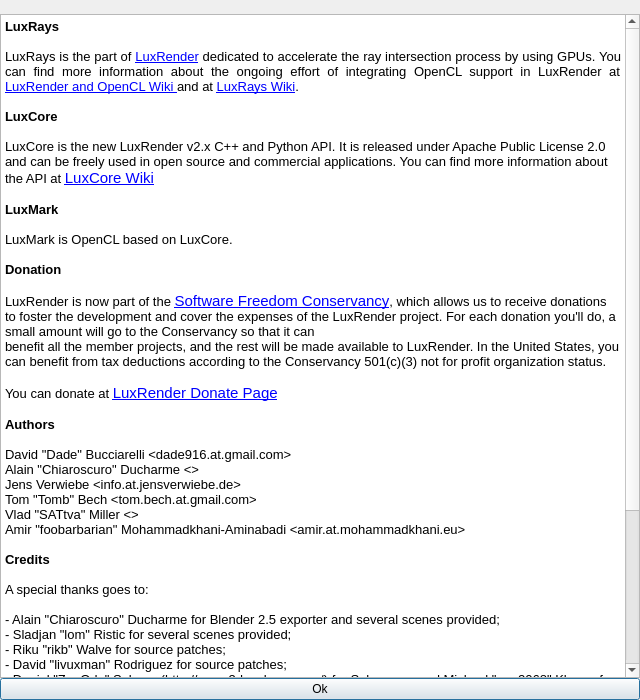
The window that src/aboutdialog.ui (LuxCoreRender/LuxMark) describes before a commit, drawn with Qt 5.
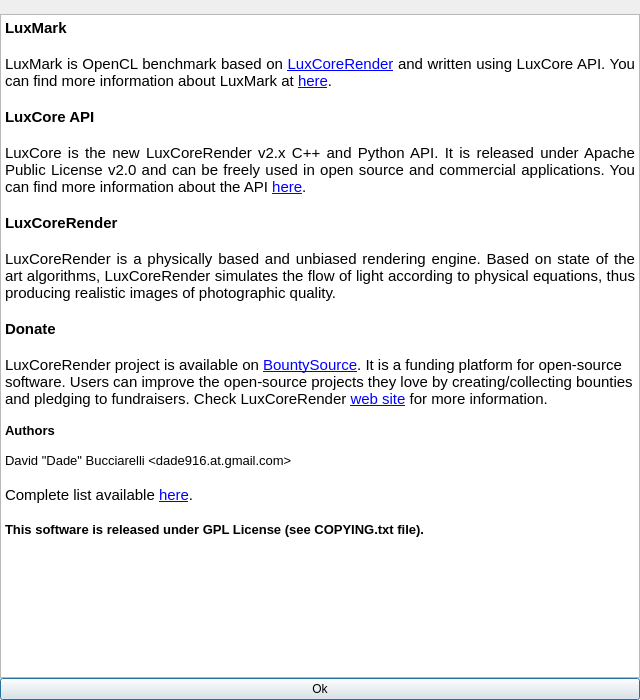
The same window after the commit. Icons and pictures are not drawn.

Commit message: Updated README.txt and About dialog

The edit to the form file:
```diff
--- a/src/aboutdialog.ui
+++ b/src/aboutdialog.ui
@@ -68,52 +68,28 @@
 &lt;html&gt;&lt;head&gt;&lt;meta name=&quot;qrichtext&quot; content=&quot;1&quot; /&gt;&lt;style type=&quot;text/css&quot;&gt;
 p, li { white-space: pre-wrap; }
 &lt;/style&gt;&lt;/head&gt;&lt;body style=&quot; font-family:'Ubuntu'; font-size:11pt; font-weight:400; font-style:normal;&quot;&gt;
-&lt;p style=&quot; margin-top:0px; margin-bottom:0px; margin-left:0px; margin-right:0px; -qt-block-indent:0; text-indent:0px;&quot;&gt;&lt;span style=&quot; font-family:'Sans'; font-size:10pt; font-weight:600;&quot;&gt;LuxRays&lt;/span&gt;&lt;/p&gt;
-&lt;p style=&quot;-qt-paragraph-type:empty; margin-top:0px; margin-bottom:0px; margin-left:0px; margin-right:0px; -qt-block-indent:0; text-indent:0px; font-family:'Sans'; font-size:10pt;&quot;&gt;&lt;br /&gt;&lt;/p&gt;
-&lt;p align=&quot;justify&quot; style=&quot; margin-top:0px; margin-bottom:0px; margin-left:0px; margin-right:0px; -qt-block-indent:0; text-indent:0px;&quot;&gt;&lt;span style=&quot; font-family:'Sans'; font-size:10pt;&quot;&gt;LuxRays is the part of &lt;/span&gt;&lt;a href=&quot;http://www.luxrender.net&quot;&gt;&lt;span style=&quot; font-family:'Sans'; font-size:10pt; text-decoration: underline; color:#0000ff;&quot;&gt;LuxRender&lt;/span&gt;&lt;/a&gt;&lt;span style=&quot; font-family:'Sans'; font-size:10pt;&quot;&gt; dedicated to accelerate the ray intersection process by using GPUs. You can find more information about the ongoing effort of integrating OpenCL support in LuxRender at &lt;/span&gt;&lt;a href=&quot;http://www.luxrender.net/wiki/index.php?title=Luxrender_and_OpenCL&quot;&gt;&lt;span style=&quot; font-family:'Sans'; font-size:10pt; text-decoration: underline; color:#0000ff;&quot;&gt;LuxRender and OpenCL Wiki &lt;/span&gt;&lt;/a&gt;&lt;span style=&quot; font-family:'Sans'; font-size:10pt;&quot;&gt;and at &lt;/span&gt;&lt;a href=&quot;http://www.luxrender.net/wiki/index.php?title=LuxRays&quot;&gt;&lt;span style=&quot; font-family:'Sans'; font-size:10pt; text-decoration: underline; color:#0000ff;&quot;&gt;LuxRays Wiki&lt;/span&gt;&lt;/a&gt;&lt;span style=&quot; font-family:'Sans'; font-size:10pt;&quot;&gt;.&lt;/span&gt;&lt;/p&gt;
-&lt;p align=&quot;justify&quot; style=&quot;-qt-paragraph-type:empty; margin-top:0px; margin-bottom:0px; margin-left:0px; margin-right:0px; -qt-block-indent:0; text-indent:0px; font-family:'Sans'; font-size:10pt;&quot;&gt;&lt;br /&gt;&lt;/p&gt;
-&lt;p style=&quot; margin-top:0px; margin-bottom:0px; margin-left:0px; margin-right:0px; -qt-block-indent:0; text-indent:0px;&quot;&gt;&lt;span style=&quot; font-family:'Sans'; font-size:10pt; font-weight:600;&quot;&gt;LuxCore&lt;/span&gt;&lt;/p&gt;
-&lt;p style=&quot;-qt-paragraph-type:empty; margin-top:0px; margin-bottom:0px; margin-left:0px; margin-right:0px; -qt-block-indent:0; text-indent:0px; font-family:'Sans'; font-size:10pt;&quot;&gt;&lt;br /&gt;&lt;/p&gt;
-&lt;p style=&quot; margin-top:0px; margin-bottom:0px; margin-left:0px; margin-right:0px; -qt-block-indent:0; text-indent:0px;&quot;&gt;&lt;span style=&quot; font-family:'Sans'; font-size:10pt;&quot;&gt;LuxCore is the new LuxRender v2.x C++ and Python API. It is released under Apache Public License 2.0 and can be freely used in open source and commercial applications. You can find more information about the API at &lt;/span&gt;&lt;a href=&quot;http://www.luxrender.net/wiki/LuxCore&quot;&gt;&lt;span style=&quot; text-decoration: underline; color:#0000ff;&quot;&gt;LuxCore Wiki&lt;/span&gt;&lt;/a&gt;&lt;/p&gt;
-&lt;p align=&quot;justify&quot; style=&quot;-qt-paragraph-type:empty; margin-top:0px; margin-bottom:0px; margin-left:0px; margin-right:0px; -qt-block-indent:0; text-indent:0px; font-family:'Sans'; font-size:10pt;&quot;&gt;&lt;br /&gt;&lt;/p&gt;
-&lt;p align=&quot;justify&quot; style=&quot; margin-top:0px; margin-bottom:0px; margin-left:0px; margin-right:0px; -qt-block-indent:0; text-indent:0px;&quot;&gt;&lt;span style=&quot; font-family:'Sans'; font-size:10pt; font-weight:600;&quot;&gt;LuxMark&lt;/span&gt;&lt;/p&gt;
-&lt;p align=&quot;justify&quot; style=&quot;-qt-paragraph-type:empty; margin-top:0px; margin-bottom:0px; margin-left:0px; margin-right:0px; -qt-block-indent:0; text-indent:0px; font-family:'Sans'; font-size:10pt;&quot;&gt;&lt;br /&gt;&lt;/p&gt;
-&lt;p align=&quot;justify&quot; style=&quot; margin-top:0px; margin-bottom:0px; margin-left:0px; margin-right:0px; -qt-block-indent:0; text-indent:0px;&quot;&gt;&lt;span style=&quot; font-family:'Sans'; font-size:10pt;&quot;&gt;LuxMark is OpenCL based on LuxCore.&lt;/span&gt;&lt;/p&gt;
-&lt;p align=&quot;justify&quot; style=&quot;-qt-paragraph-type:empty; margin-top:0px; margin-bottom:0px; margin-left:0px; margin-right:0px; -qt-block-indent:0; text-indent:0px; font-family:'Sans'; font-size:10pt;&quot;&gt;&lt;br /&gt;&lt;/p&gt;
-&lt;p align=&quot;justify&quot; style=&quot; margin-top:0px; margin-bottom:0px; margin-left:0px; margin-right:0px; -qt-block-indent:0; text-indent:0px;&quot;&gt;&lt;span style=&quot; font-family:'Sans'; font-size:10pt; font-weight:600;&quot;&gt;Donation&lt;/span&gt;&lt;/p&gt;
-&lt;p align=&quot;justify&quot; style=&quot;-qt-paragraph-type:empty; margin-top:0px; margin-bottom:0px; margin-left:0px; margin-right:0px; -qt-block-indent:0; text-indent:0px; font-family:'Sans'; font-size:10pt;&quot;&gt;&lt;br /&gt;&lt;/p&gt;
-&lt;p style=&quot; margin-top:0px; margin-bottom:0px; margin-left:0px; margin-right:0px; -qt-block-indent:0; text-indent:0px;&quot;&gt;&lt;span style=&quot; font-family:'Sans'; font-size:10pt;&quot;&gt;LuxRender is now part of the &lt;/span&gt;&lt;a href=&quot;http://sfconservancy.org&quot;&gt;&lt;span style=&quot; text-decoration: underline; color:#0000ff;&quot;&gt;Software Freedom Conservancy&lt;/span&gt;&lt;/a&gt;&lt;span style=&quot; font-family:'Sans'; font-size:10pt;&quot;&gt;, which allows us to receive donations to foster the development and cover the expenses of the LuxRender project. For each donation you'll do, a small amount will go to the Conservancy so that it can&lt;/span&gt;&lt;/p&gt;
-&lt;p style=&quot; margin-top:0px; margin-bottom:0px; margin-left:0px; margin-right:0px; -qt-block-indent:0; text-indent:0px;&quot;&gt;&lt;span style=&quot; font-family:'Sans'; font-size:10pt;&quot;&gt;benefit all the member projects, and the rest will be made available to LuxRender. In the United States, you can benefit from tax deductions according to the Conservancy 501(c)(3) not for profit organization status.&lt;/span&gt;&lt;/p&gt;
-&lt;p style=&quot;-qt-paragraph-type:empty; margin-top:0px; margin-bottom:0px; margin-left:0px; margin-right:0px; -qt-block-indent:0; text-indent:0px; font-family:'Sans'; font-size:10pt;&quot;&gt;&lt;br /&gt;&lt;/p&gt;
-&lt;p style=&quot; margin-top:0px; margin-bottom:0px; margin-left:0px; margin-right:0px; -qt-block-indent:0; text-indent:0px;&quot;&gt;&lt;span style=&quot; font-family:'Sans'; font-size:10pt;&quot;&gt;You can donate at &lt;/span&gt;&lt;a href=&quot;http://www.luxrender.net/en_GB/donate&quot;&gt;&lt;span style=&quot; text-decoration: underline; color:#0000ff;&quot;&gt;LuxRender Donate Page&lt;/span&gt;&lt;/a&gt;&lt;/p&gt;
+&lt;p style=&quot; margin-top:0px; margin-bottom:0px; margin-left:0px; margin-right:0px; -qt-block-indent:0; text-indent:0px;&quot;&gt;&lt;span style=&quot; font-weight:600;&quot;&gt;LuxMark&lt;/span&gt;&lt;/p&gt;
+&lt;p style=&quot;-qt-paragraph-type:empty; margin-top:0px; margin-bottom:0px; margin-left:0px; margin-right:0px; -qt-block-indent:0; text-indent:0px;&quot;&gt;&lt;br /&gt;&lt;/p&gt;
+&lt;p align=&quot;justify&quot; style=&quot; margin-top:0px; margin-bottom:0px; margin-left:0px; margin-right:0px; -qt-block-indent:0; text-indent:0px;&quot;&gt;LuxMark is OpenCL benchmark based on &lt;a href=&quot;https://www.luxcorerender.org&quot;&gt;&lt;span style=&quot; text-decoration: underline; color:#0000ff;&quot;&gt;LuxCoreRender&lt;/span&gt;&lt;/a&gt; and written using LuxCore API. You can find more information about LuxMark at &lt;a href=&quot;https://wiki.luxcorerender.org/LuxMark&quot;&gt;&lt;span style=&quot; text-decoration: underline; color:#0000ff;&quot;&gt;here&lt;/span&gt;&lt;/a&gt;.&lt;/p&gt;
+&lt;p style=&quot;-qt-paragraph-type:empty; margin-top:0px; margin-bottom:0px; margin-left:0px; margin-right:0px; -qt-block-indent:0; text-indent:0px;&quot;&gt;&lt;br /&gt;&lt;/p&gt;
+&lt;p style=&quot; margin-top:0px; margin-bottom:0px; margin-left:0px; margin-right:0px; -qt-block-indent:0; text-indent:0px;&quot;&gt;&lt;span style=&quot; font-weight:600;&quot;&gt;LuxCore API&lt;/span&gt;&lt;/p&gt;
+&lt;p style=&quot;-qt-paragraph-type:empty; margin-top:0px; margin-bottom:0px; margin-left:0px; margin-right:0px; -qt-block-indent:0; text-indent:0px;&quot;&gt;&lt;br /&gt;&lt;/p&gt;
+&lt;p align=&quot;justify&quot; style=&quot; margin-top:0px; margin-bottom:0px; margin-left:0px; margin-right:0px; -qt-block-indent:0; text-indent:0px;&quot;&gt;LuxCore is the new LuxCoreRender v2.x C++ and Python API. It is released under Apache Public License v2.0 and can be freely used in open source and commercial applications. You can find more information about the API &lt;a href=&quot;https://wiki.luxcorerender.org/LuxCore_API&quot;&gt;&lt;span style=&quot; text-decoration: underline; color:#0000ff;&quot;&gt;here&lt;/span&gt;&lt;/a&gt;.&lt;/p&gt;
+&lt;p style=&quot;-qt-paragraph-type:empty; margin-top:0px; margin-bottom:0px; margin-left:0px; margin-right:0px; -qt-block-indent:0; text-indent:0px;&quot;&gt;&lt;br /&gt;&lt;/p&gt;
+&lt;p style=&quot; margin-top:0px; margin-bottom:0px; margin-left:0px; margin-right:0px; -qt-block-indent:0; text-indent:0px;&quot;&gt;&lt;span style=&quot; font-weight:600;&quot;&gt;LuxCoreRender&lt;/span&gt;&lt;/p&gt;
+&lt;p style=&quot;-qt-paragraph-type:empty; margin-top:0px; margin-bottom:0px; margin-left:0px; margin-right:0px; -qt-block-indent:0; text-indent:0px;&quot;&gt;&lt;br /&gt;&lt;/p&gt;
+&lt;p align=&quot;justify&quot; style=&quot; margin-top:0px; margin-bottom:0px; margin-left:0px; margin-right:0px; -qt-block-indent:0; text-indent:0px;&quot;&gt;LuxCoreRender is a physically based and unbiased rendering engine. Based on state of the art algorithms, LuxCoreRender simulates the flow of light according to physical equations, thus producing realistic images of photographic quality.&lt;/p&gt;
+&lt;p align=&quot;justify&quot; style=&quot;-qt-paragraph-type:empty; margin-top:0px; margin-bottom:0px; margin-left:0px; margin-right:0px; -qt-block-indent:0; text-indent:0px;&quot;&gt;&lt;br /&gt;&lt;/p&gt;
+&lt;p style=&quot; margin-top:0px; margin-bottom:0px; margin-left:0px; margin-right:0px; -qt-block-indent:0; text-indent:0px;&quot;&gt;&lt;span style=&quot; font-weight:600;&quot;&gt;Donate&lt;/span&gt;&lt;/p&gt;
+&lt;p style=&quot;-qt-paragraph-type:empty; margin-top:0px; margin-bottom:0px; margin-left:0px; margin-right:0px; -qt-block-indent:0; text-indent:0px;&quot;&gt;&lt;br /&gt;&lt;/p&gt;
+&lt;p style=&quot; margin-top:0px; margin-bottom:0px; margin-left:0px; margin-right:0px; -qt-block-indent:0; text-indent:0px;&quot;&gt;LuxCoreRender project is available on &lt;a href=&quot;https://www.bountysource.com/teams/luxcorerender&quot;&gt;&lt;span style=&quot; text-decoration: underline; color:#0000ff;&quot;&gt;BountySource&lt;/span&gt;&lt;/a&gt;. It is a funding platform for open-source software. Users can improve the open-source projects they love by creating/collecting bounties and pledging to fundraisers. Check LuxCoreRender &lt;a href=&quot;https://www.luxcorerender.org/donate&quot;&gt;&lt;span style=&quot; text-decoration: underline; color:#0000ff;&quot;&gt;web site&lt;/span&gt;&lt;/a&gt; for more information.&lt;/p&gt;
 &lt;p align=&quot;justify&quot; style=&quot;-qt-paragraph-type:empty; margin-top:0px; margin-bottom:0px; margin-left:0px; margin-right:0px; -qt-block-indent:0; text-indent:0px; font-family:'Sans'; font-size:10pt;&quot;&gt;&lt;br /&gt;&lt;/p&gt;
 &lt;p align=&quot;justify&quot; style=&quot; margin-top:0px; margin-bottom:0px; margin-left:0px; margin-right:0px; -qt-block-indent:0; text-indent:0px;&quot;&gt;&lt;span style=&quot; font-family:'Sans'; font-size:10pt; font-weight:600;&quot;&gt;Authors&lt;/span&gt;&lt;/p&gt;
 &lt;p style=&quot;-qt-paragraph-type:empty; margin-top:0px; margin-bottom:0px; margin-left:0px; margin-right:0px; -qt-block-indent:0; text-indent:0px; font-family:'Sans'; font-size:10pt;&quot;&gt;&lt;br /&gt;&lt;/p&gt;
 &lt;p style=&quot; margin-top:0px; margin-bottom:0px; margin-left:0px; margin-right:0px; -qt-block-indent:0; text-indent:0px;&quot;&gt;&lt;span style=&quot; font-family:'Sans'; font-size:10pt;&quot;&gt;David &amp;quot;Dade&amp;quot; Bucciarelli &amp;lt;dade916.at.gmail.com&amp;gt;&lt;/span&gt;&lt;/p&gt;
-&lt;p style=&quot; margin-top:0px; margin-bottom:0px; margin-left:0px; margin-right:0px; -qt-block-indent:0; text-indent:0px;&quot;&gt;&lt;span style=&quot; font-family:'Sans'; font-size:10pt;&quot;&gt;Alain &amp;quot;Chiaroscuro&amp;quot; Ducharme &amp;lt;&amp;gt;&lt;/span&gt;&lt;/p&gt;
-&lt;p style=&quot; margin-top:0px; margin-bottom:0px; margin-left:0px; margin-right:0px; -qt-block-indent:0; text-indent:0px;&quot;&gt;&lt;span style=&quot; font-family:'Sans'; font-size:10pt;&quot;&gt;Jens Verwiebe &amp;lt;info.at.jensverwiebe.de&amp;gt;&lt;/span&gt;&lt;/p&gt;
-&lt;p style=&quot; margin-top:0px; margin-bottom:0px; margin-left:0px; margin-right:0px; -qt-block-indent:0; text-indent:0px;&quot;&gt;&lt;span style=&quot; font-family:'Sans'; font-size:10pt;&quot;&gt;Tom &amp;quot;Tomb&amp;quot; Bech &amp;lt;tom.bech.at.gmail.com&amp;gt;&lt;/span&gt;&lt;/p&gt;
-&lt;p style=&quot; margin-top:0px; margin-bottom:0px; margin-left:0px; margin-right:0px; -qt-block-indent:0; text-indent:0px;&quot;&gt;&lt;span style=&quot; font-family:'Sans'; font-size:10pt;&quot;&gt;Vlad &amp;quot;SATtva&amp;quot; Miller &amp;lt;&amp;gt;&lt;/span&gt;&lt;/p&gt;
-&lt;p style=&quot; margin-top:0px; margin-bottom:0px; margin-left:0px; margin-right:0px; -qt-block-indent:0; text-indent:0px;&quot;&gt;&lt;span style=&quot; font-family:'Sans'; font-size:10pt;&quot;&gt;Amir &amp;quot;foobarbarian&amp;quot; Mohammadkhani-Aminabadi &amp;lt;amir.at.mohammadkhani.eu&amp;gt;&lt;/span&gt;&lt;/p&gt;
-&lt;p style=&quot;-qt-paragraph-type:empty; margin-top:0px; margin-bottom:0px; margin-left:0px; margin-right:0px; -qt-block-indent:0; text-indent:0px; font-family:'Sans'; font-size:10pt;&quot;&gt;&lt;br /&gt;&lt;/p&gt;
-&lt;p style=&quot; margin-top:0px; margin-bottom:0px; margin-left:0px; margin-right:0px; -qt-block-indent:0; text-indent:0px;&quot;&gt;&lt;span style=&quot; font-family:'Sans'; font-size:10pt; font-weight:600;&quot;&gt;Credits&lt;/span&gt;&lt;/p&gt;
-&lt;p style=&quot;-qt-paragraph-type:empty; margin-top:0px; margin-bottom:0px; margin-left:0px; margin-right:0px; -qt-block-indent:0; text-indent:0px; font-family:'Sans'; font-size:10pt;&quot;&gt;&lt;br /&gt;&lt;/p&gt;
-&lt;p style=&quot; margin-top:0px; margin-bottom:0px; margin-left:0px; margin-right:0px; -qt-block-indent:0; text-indent:0px;&quot;&gt;&lt;span style=&quot; font-family:'Sans'; font-size:10pt;&quot;&gt;A special thanks goes to:&lt;/span&gt;&lt;/p&gt;
-&lt;p style=&quot;-qt-paragraph-type:empty; margin-top:0px; margin-bottom:0px; margin-left:0px; margin-right:0px; -qt-block-indent:0; text-indent:0px; font-family:'Sans'; font-size:10pt;&quot;&gt;&lt;br /&gt;&lt;/p&gt;
-&lt;p style=&quot; margin-top:0px; margin-bottom:0px; margin-left:0px; margin-right:0px; -qt-block-indent:0; text-indent:0px;&quot;&gt;&lt;span style=&quot; font-family:'Sans'; font-size:10pt;&quot;&gt;- Alain &amp;quot;Chiaroscuro&amp;quot; Ducharme for Blender 2.5 exporter and several scenes provided;&lt;/span&gt;&lt;/p&gt;
-&lt;p style=&quot; margin-top:0px; margin-bottom:0px; margin-left:0px; margin-right:0px; -qt-block-indent:0; text-indent:0px;&quot;&gt;&lt;span style=&quot; font-family:'Sans'; font-size:10pt;&quot;&gt;- Sladjan &amp;quot;lom&amp;quot; Ristic for several scenes provided;&lt;/span&gt;&lt;/p&gt;
-&lt;p style=&quot; margin-top:0px; margin-bottom:0px; margin-left:0px; margin-right:0px; -qt-block-indent:0; text-indent:0px;&quot;&gt;&lt;span style=&quot; font-family:'Sans'; font-size:10pt;&quot;&gt;- Riku &amp;quot;rikb&amp;quot; Walve for source patches;&lt;/span&gt;&lt;/p&gt;
-&lt;p style=&quot; margin-top:0px; margin-bottom:0px; margin-left:0px; margin-right:0px; -qt-block-indent:0; text-indent:0px;&quot;&gt;&lt;span style=&quot; font-family:'Sans'; font-size:10pt;&quot;&gt;- David &amp;quot;livuxman&amp;quot; Rodriguez for source patches;&lt;/span&gt;&lt;/p&gt;
-&lt;p style=&quot; margin-top:0px; margin-bottom:0px; margin-left:0px; margin-right:0px; -qt-block-indent:0; text-indent:0px;&quot;&gt;&lt;span style=&quot; font-family:'Sans'; font-size:10pt;&quot;&gt;- Daniel &amp;quot;ZanQdo&amp;quot; Salazar (http://www.3developer.com/) for Sala scene and Michael &amp;quot;neo2068&amp;quot; Klemm for SLG adaptation;&lt;/span&gt;&lt;/p&gt;
-&lt;p style=&quot; margin-top:0px; margin-bottom:0px; margin-left:0px; margin-right:0px; -qt-block-indent:0; text-indent:0px;&quot;&gt;&lt;span style=&quot; font-family:'Sans'; font-size:10pt;&quot;&gt;- Nate Robins for glut32.dll;&lt;/span&gt;&lt;/p&gt;
-&lt;p style=&quot; margin-top:0px; margin-bottom:0px; margin-left:0px; margin-right:0px; -qt-block-indent:0; text-indent:0px;&quot;&gt;&lt;span style=&quot; font-family:'Sans'; font-size:10pt;&quot;&gt;- Diego Nehab for PLY reading/writing library;&lt;/span&gt;&lt;/p&gt;
-&lt;p style=&quot; margin-top:0px; margin-bottom:0px; margin-left:0px; margin-right:0px; -qt-block-indent:0; text-indent:0px;&quot;&gt;&lt;span style=&quot; font-family:'Sans'; font-size:10pt;&quot;&gt;- http://www.hdrlabs.com/sibl/archive.html and http://shtlab.blogspot.com/2009/08/hdri-panoramic-skies-for-free.html for HDR maps;&lt;/span&gt;&lt;/p&gt;
-&lt;p style=&quot; margin-top:0px; margin-bottom:0px; margin-left:0px; margin-right:0px; -qt-block-indent:0; text-indent:0px;&quot;&gt;&lt;span style=&quot; font-family:'Sans'; font-size:10pt;&quot;&gt;- http://chronosphere.home.comcast.net/~chronosphere/radiosity.htm for Cornell Blender scene;&lt;/span&gt;&lt;/p&gt;
-&lt;p style=&quot; margin-top:0px; margin-bottom:0px; margin-left:0px; margin-right:0px; -qt-block-indent:0; text-indent:0px;&quot;&gt;&lt;span style=&quot; font-family:'Sans'; font-size:10pt;&quot;&gt;- libPNG authors http://www.libpng.org;&lt;/span&gt;&lt;/p&gt;
-&lt;p style=&quot; margin-top:0px; margin-bottom:0px; margin-left:0px; margin-right:0px; -qt-block-indent:0; text-indent:0px;&quot;&gt;&lt;span style=&quot; font-family:'Sans'; font-size:10pt;&quot;&gt;- zlib authors http://www.zlib.net/ (not used anymore);&lt;/span&gt;&lt;/p&gt;
-&lt;p style=&quot; margin-top:0px; margin-bottom:0px; margin-left:0px; margin-right:0px; -qt-block-indent:0; text-indent:0px;&quot;&gt;&lt;span style=&quot; font-family:'Sans'; font-size:10pt;&quot;&gt;- OpenEXR authors http://www.openexr.com/ (not used anymore);&lt;/span&gt;&lt;/p&gt;
-&lt;p style=&quot; margin-top:0px; margin-bottom:0px; margin-left:0px; margin-right:0px; -qt-block-indent:0; text-indent:0px;&quot;&gt;&lt;span style=&quot; font-family:'Sans'; font-size:10pt;&quot;&gt;- FreeImage open source image library. See http://freeimage.sourceforge.net for details.&lt;/span&gt;&lt;/p&gt;
-&lt;p style=&quot;-qt-paragraph-type:empty; margin-top:0px; margin-bottom:0px; margin-left:0px; margin-right:0px; -qt-block-indent:0; text-indent:0px; font-family:'Sans'; font-size:10pt;&quot;&gt;&lt;br /&gt;&lt;/p&gt;
+&lt;p style=&quot;-qt-paragraph-type:empty; margin-top:0px; margin-bottom:0px; margin-left:0px; margin-right:0px; -qt-block-indent:0; text-indent:0px;&quot;&gt;&lt;br /&gt;&lt;/p&gt;
+&lt;p style=&quot; margin-top:0px; margin-bottom:0px; margin-left:0px; margin-right:0px; -qt-block-indent:0; text-indent:0px;&quot;&gt;Complete list available &lt;a href=&quot;https://github.com/LuxCoreRender/LuxMark/graphs/contributors&quot;&gt;&lt;span style=&quot; text-decoration: underline; color:#0000ff;&quot;&gt;here&lt;/span&gt;&lt;/a&gt;.&lt;/p&gt;
+&lt;p style=&quot;-qt-paragraph-type:empty; margin-top:0px; margin-bottom:0px; margin-left:0px; margin-right:0px; -qt-block-indent:0; text-indent:0px;&quot;&gt;&lt;br /&gt;&lt;/p&gt;
 &lt;p style=&quot; margin-top:0px; margin-bottom:0px; margin-left:0px; margin-right:0px; -qt-block-indent:0; text-indent:0px;&quot;&gt;&lt;span style=&quot; font-family:'Sans'; font-size:10pt; font-weight:600;&quot;&gt;This software is released under GPL License (see COPYING.txt file).&lt;/span&gt;&lt;/p&gt;
 &lt;p style=&quot;-qt-paragraph-type:empty; margin-top:0px; margin-bottom:0px; margin-left:0px; margin-right:0px; -qt-block-indent:0; text-indent:0px; font-family:'Sans'; font-size:10pt;&quot;&gt;&lt;br /&gt;&lt;/p&gt;&lt;/body&gt;&lt;/html&gt;</string>
      </property>
```
Left out of the diff: 11 changed lines with no effect on the pictures. The commit also changes 3 other files.
